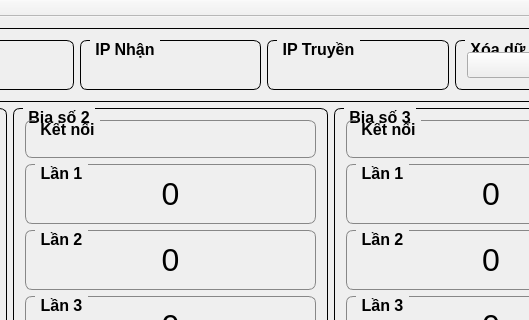
This is ui-example/mainwindow.ui in truonghuuphuoc/qtProApp as Qt 5 draws it before an edit; both pictures show x 318 to 847 and y 0 to 320 of the 977 by 647 pixel window. The edited form follows.
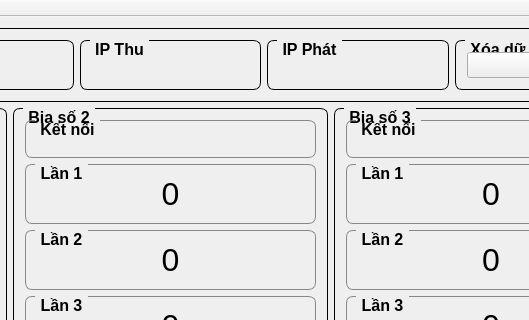
This is the edited form. Icons and pictures are not drawn.

Patch:
```diff
--- a/ui-example/mainwindow.ui
+++ b/ui-example/mainwindow.ui
@@ -736,7 +736,7 @@
          <item row="0" column="2">
           <widget class="QGroupBox" name="groupBox_22">
            <property name="title">
-            <string>IP Nhận</string>
+            <string>IP Thu</string>
            </property>
            <layout class="QGridLayout" name="gridLayout_23">
             <item row="0" column="0">
@@ -793,7 +793,7 @@
          <item row="0" column="3">
           <widget class="QGroupBox" name="groupBox_23">
            <property name="title">
-            <string>IP Truyền</string>
+            <string>IP Phát</string>
            </property>
            <layout class="QGridLayout" name="gridLayout_24">
             <item row="0" column="0">
```
Left out of the diff: 4 changed lines with no effect on the pictures.
